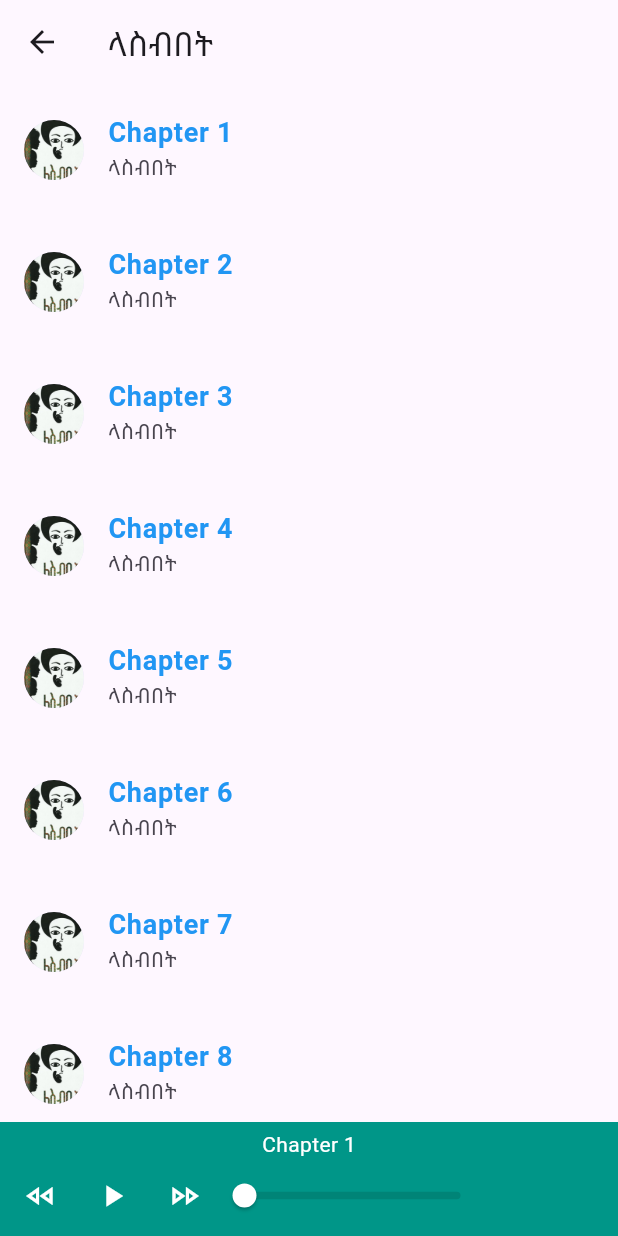
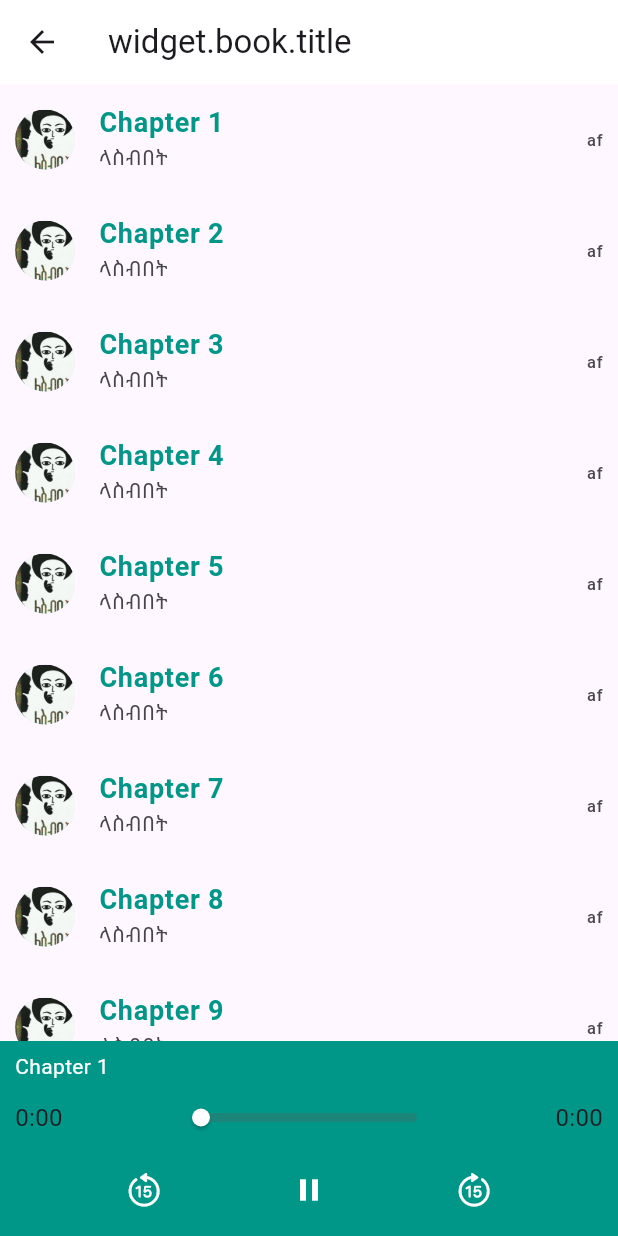
Before and after one commit to Selfmade-Cloud-Solutions/Brana, a Flutter app: the BookDetail screen opened directly with sample values from the repository, after a tap on "Listen", on a phone screen of 412 x 824 dp. Run offline on Flutter 3.47's test engine with Material 2 defaults, Android fonts, the light colour scheme and no system bars; our stand-ins replace anim_search_bar, google_fonts, google_nav_bar, just_audio; missing offline and left inert: audio_session.

Commit message:
Audioplayer

```diff
--- a/lib/audioplayer.dart
+++ b/lib/audioplayer.dart
@@ -1,12 +1,18 @@
 import 'package:brana_mobile/data.dart';
 import 'package:flutter/material.dart';
+import 'package:flutter/cupertino.dart';
 import 'package:just_audio/just_audio.dart';
 import 'package:audio_session/audio_session.dart';
+import 'package:path_provider/path_provider.dart';
+import 'package:flutter/services.dart' show rootBundle;
+import 'dart:typed_data';
+import 'dart:io';
+
 // import 'package:rxdart/rxdart.dart';
 
 class AudioPlayerPage extends StatefulWidget {
-  final Book book;
-  const AudioPlayerPage({super.key, required this.book});
+  // final Book book;
+  const AudioPlayerPage({super.key});
 
   @override
   State<AudioPlayerPage> createState() => _AudioPlayerPageState();
@@ -16,39 +22,79 @@ class _AudioPlayerPageState extends State<AudioPlayerPage>
     with WidgetsBindingObserver {
   Song? _currentSong;
   bool _isPlaying = false;
+  bool _isExpanded = false;
+  Color appBarColor = Colors.white;
+  late String appBarText;
+  Icon iconview = const Icon(Icons.arrow_back);
+  // late AudioPlayer audioPlayer;
+  final AudioPlayer audioPlayer = AudioPlayer();
+  final double _sliderValue = 0.0;
 
-  late AudioPlayer audioPlayer;
+  void init() async {
+    final session = await AudioSession.instance;
+    await session.configure(const AudioSessionConfiguration.speech());
+    // Listen to errors during playback.
+    audioPlayer.playbackEventStream.listen((event) {},
+        onError: (Object e, StackTrace stackTrace) {
+      print('A stream error occurred: $e');
+    });
+    try {
       final playlist = ConcatenatingAudioSource(
         useLazyPreparation: true,
         shuffleOrder: DefaultShuffleOrder(),
         children: [
+          // AudioSource.uri(Uri.parse(
+          //     "https://dl.espressif.com/dl/audio/ff-16b-2c-44100hz.aac")),
+          // AudioSource.uri(Uri.parse(
+          //     "https://s3.amazonaws.com/scifri-episodes/scifri20181123-episode.mp3")),
+          AudioSource.uri(Uri.parse('asset:///assets/audiobooks/1.mp3')),
+          AudioSource.uri(Uri.parse('asset:///assets/audiobooks/2.mp3')),
+          AudioSource.uri(Uri.parse('asset:///assets/audiobooks/3.mp3')),
           AudioSource.uri(Uri.parse('asset:///assets/audiobooks/4.mp3')),
-      AudioSource.uri(Uri.parse('asset:///assets/audiobooks/2.mp3')),
-      // AudioSource.uri(Uri.parse('asset:///assets/audiobooks/1.mp3')),
-      // AudioSource.uri(Uri.parse('asset:///assets/audiobooks/2.mp3')),
-      // AudioSource.uri(Uri.parse('asset:///assets/audiobooks/3.mp3')),
-      // AudioSource.uri(Uri.parse('asset:///assets/audiobooks/4.mp3')),
-      // AudioSource.uri(Uri.parse('asset:///assets/audiobooks/5.mp3')),
+          AudioSource.uri(Uri.parse('asset:///assets/audiobooks/5.mp3')),
+          AudioSource.uri(Uri.parse('asset:///assets/audiobooks/6.mp3')),
         ],
       );
-  @override
-  void initState() {
-    super.initState();
-    audioPlayer = AudioPlayer();
-    audioPlayer.setAudioSource(playlist);
-    // audioPlayer.setAsset('assets/audiobooks/4.mp3');
-    // ambiguate(WidgetsBinding.instance)!.addObserver(this);
-    // SystemChrome.setSystemUIOverlayStyle(const SystemUiOverlayStyle(
-    //   statusBarColor: Colors.black,
-    // ));
-    audioPlayer.positionStream.listen((position) {
-      setState(() {
-        _sliderValue = position.inMilliseconds.toDouble();
-      });
-    });
+      await audioPlayer.setAudioSource(playlist, initialIndex: 0);
+    } catch (e) {
+      print("Error loading audio source: $e");
+    }
+  }
 
-    // _init();
+  Future<Uint8List> loadAudioBytes(String assetPath) async {
+    final byteData = await rootBundle.load(assetPath);
+    return byteData.buffer.asUint8List();
   }
+
+  Future<String> createTemporaryFile(Uint8List audioBytes) async {
+    final Directory tempDir = await getTemporaryDirectory();
+    final String tempPath = tempDir.path;
+    final File tempFile = File('$tempPath/3.mp3');
+    await tempFile.writeAsBytes(audioBytes);
+    return tempFile.path;
+  }
+
+  void playAudioFromBytes(Uint8List audioBytes) async {
+    final String tempFilePath = await createTemporaryFile(audioBytes);
+    final audioSource = AudioSource.uri(Uri.file(tempFilePath));
+
+    await audioPlayer.setAudioSource(audioSource);
+    audioPlayer.play();
+    _isPlaying = true;
+  }
+
+  // @override
+  // void initState() {
+  //   super.initState();
+  //   audioPlayer = AudioPlayer();
+  //   audioPlayer.positionStream.listen((position) {
+  //     setState(() {
+  //       _sliderValue = position.inMilliseconds.toDouble();
+  //     });
+  //   });
+  //   init();
+  //   // audioPlayer.play();
+  // }
 
   void seekTo(double value) async {
     await audioPlayer.seek(Duration(milliseconds: value.toInt()));
@@ -62,18 +108,15 @@ class _AudioPlayerPageState extends State<AudioPlayerPage>
 
   void playAudio() async {
     await audioPlayer.play();
-
-    // await audioPlayer.setAudioSource(playlist,
-    //     initialIndex: 0, initialPosition: Duration.zero);
     setState(() {
-      _isPlaying = !_isPlaying;
+      _isPlaying = false;
     });
   }
 
   void pauseAudio() async {
     await audioPlayer.pause();
     setState(() {
-      _isPlaying = !_isPlaying;
+      _isPlaying = true;
     });
   }
 
@@ -82,35 +125,21 @@ class _AudioPlayerPageState extends State<AudioPlayerPage>
   }
 
   void seekAudio() async {
-    // await audioPlayer.seek(const Duration(seconds: 30));
-    await audioPlayer.seekToNext();
+    await audioPlayer
+        .seek(Duration(seconds: audioPlayer.position.inSeconds + 15));
   }
 
   void _selectSong(Song song) {
     setState(() {
       _currentSong = song;
-      _isPlaying = true;
+      _isPlaying = false;
     });
   }
 
-  Future<void> _init() async {
-    // Inform the operating system of our app's audio attributes etc.
-    // We pick a reasonable default for an app that plays speech.
-    final session = await AudioSession.instance;
-    await session.configure(const AudioSessionConfiguration.speech());
-    // Listen to errors during playback.
-    audioPlayer.playbackEventStream.listen((event) {},
-        onError: (Object e, StackTrace stackTrace) {
-      print('A stream error occurred: $e');
-    });
-    // Try to load audio from a source and catch any errors.
-    try {
-      // AAC example: https://dl.espressif.com/dl/audio/ff-16b-2c-44100hz.aac
-      await audioPlayer.setAudioSource(AudioSource.uri(Uri.parse(
-          "https://s3.amazonaws.com/scifri-episodes/scifri20181123-episode.mp3")));
-    } catch (e) {
-      print("Error loading audio source: $e");
-    }
+  String formatDuration(Duration duration) {
+    final minutes = duration.inMinutes;
+    final seconds = duration.inSeconds.remainder(60);
+    return '$minutes:${seconds.toString().padLeft(2, '0')}';
   }
 
   @override
@@ -123,24 +152,17 @@ class _AudioPlayerPageState extends State<AudioPlayerPage>
     }
   }
 
-  // Stream<PositionData> get _positionDataStream =>
-  //     Rx.combineLatest3<Duration, Duration, Duration?, PositionData>(
-  //         audioPlayer.positionStream,
-  //         audioPlayer.bufferedPositionStream,
-  //         audioPlayer.durationStream,
-  //         (position, bufferedPosition, duration) => PositionData(
-  //             position, bufferedPosition, duration ?? Duration.zero));
-
-  double _sliderValue = 0.0;
   @override
   Widget build(BuildContext context) {
     return Scaffold(
       appBar: AppBar(
-        title: Text(widget.book.title),
+        backgroundColor: appBarColor,
+        // shadowColor: appBarColor,
+        title: _isExpanded ? null : const Text("widget.book.title"),
         leading: IconButton(
-          icon: const Icon(Icons.arrow_back),
+          icon: iconview,
           onPressed: () {
-            Navigator.pop(context); // Navigate back to previous screen
+            _isExpanded ? (_isExpanded = !_isExpanded) : Navigator.pop(context);
           },
         ),
       ),
@@ -152,103 +174,154 @@ class _AudioPlayerPageState extends State<AudioPlayerPage>
               itemCount: songs.length,
               itemBuilder: (context, index) {
                 final song = songs[index];
-
                 return ListTile(
                   contentPadding: const EdgeInsets.symmetric(
-                      horizontal: 16.0, vertical: 8.0),
-                  // tileColor: Colors.grey[200],
+                      horizontal: 10.0, vertical: 1.0),
                   leading: CircleAvatar(
-                    // backgroundColor: Colors.black,
                     backgroundImage: AssetImage(song.albumCover),
                   ),
-                  // contentPadding: const EdgeInsets.all(6.0),
                   title: Text(
                     song.artist,
                     style: const TextStyle(
                       fontSize: 18.0,
                       fontWeight: FontWeight.bold,
-                      color: Colors.blue,
+                      color: Colors.teal,
                     ),
                   ),
                   subtitle: Text(song.title),
-                  onTap: () => _selectSong(song),
+                  trailing: const Text("af"),
+                  onTap: () async {
+                    _selectSong(song);
+                    final audioBytes = await loadAudioBytes(song.links);
+                    playAudioFromBytes(audioBytes);
+                  },
                 );
               },
             ),
           ),
-          Container(
+          GestureDetector(
+            onTap: () {
+              setState(() {
+                _isExpanded = !_isExpanded;
+                if (_isExpanded) {
+                  appBarColor = Colors.teal;
+                  iconview = const Icon(Icons.view_list);
+                } else {
+                  appBarColor = Colors.white;
+                  iconview = const Icon(Icons.arrow_back);
+                }
+              });
+            },
+            child: AnimatedContainer(
+              duration: const Duration(milliseconds: 300),
+              width: double.infinity,
+              height:
+                  _isExpanded ? MediaQuery.of(context).size.height - 56 : 130,
+              child: Container(
                 color: Colors.teal,
-            padding: const EdgeInsets.all(3.0),
+                padding: const EdgeInsets.fromLTRB(10, 5, 10, 0),
                 child: Column(
                   children: [
                     const SizedBox(height: 2.0),
+                    Row(
+                      mainAxisAlignment: MainAxisAlignment.spaceBetween,
+                      children: [
                         Text(
                           _currentSong?.artist ?? 'Chapter 1',
                           style: const TextStyle(
                             fontSize: 14.0,
                             color: Colors.white,
                           ),
+                        )
+                      ],
+                    ),
+                    SliderTheme(
+                      data: SliderTheme.of(context).copyWith(
+                        trackHeight: 6.0,
+                        thumbShape: const RoundSliderThumbShape(
+                            enabledThumbRadius: 6.0),
+                        rangeThumbShape: const RoundRangeSliderThumbShape(),
+                        rangeValueIndicatorShape:
+                            const PaddleRangeSliderValueIndicatorShape(),
+                      ),
+                      child: StreamBuilder<Duration>(
+                        stream: audioPlayer.positionStream,
+                        builder: (context, snapshot) {
+                          final position = snapshot.data ?? Duration.zero;
+                          final duration =
+                              audioPlayer.duration ?? Duration.zero;
+                          return Row(
+                            mainAxisAlignment: MainAxisAlignment.spaceBetween,
+                            children: [
+                              Text(
+                                formatDuration(position),
+                                style: const TextStyle(fontSize: 16),
+                              ),
+                              Slider(
+                                thumbColor: Colors.white,
+                                activeColor: Colors.amber,
+                                inactiveColor:
+                                    const Color.fromARGB(31, 230, 11, 11),
+                                value: position.inMilliseconds.toDouble(),
+                                min: 0.0,
+                                max: audioPlayer.duration?.inMilliseconds
+                                        .toDouble() ??
+                                    0.0,
+                                onChanged: (value) {
+                                  final newPosition =
+                                      Duration(milliseconds: value.floor());
+                                  audioPlayer.seek(newPosition);
+                                },
+                                onChangeEnd: (value) {
+                                  final newPosition =
+                                      Duration(milliseconds: value.floor());
+                                  audioPlayer.seek(newPosition);
+                                },
+                              ),
+                              Text(
+                                formatDuration(duration - position),
+                                style: const TextStyle(fontSize: 16),
+                              ),
+                            ],
+                          );
+                        },
+                      ),
                     ),
                     Row(
-                  mainAxisAlignment: MainAxisAlignment.start,
+                      mainAxisAlignment: MainAxisAlignment.spaceEvenly,
                       children: [
                         IconButton(
-                      icon: const Icon(Icons.fast_rewind_outlined),
-                      onPressed: () {
-                        // Handle previous song logic
-                      },
+                          icon: const Icon(CupertinoIcons.gobackward_15),
+                          onPressed: () {},
                           color: Colors.white,
                         ),
                         IconButton(
                           icon: Icon(
-                        _isPlaying ? Icons.pause : Icons.play_arrow,
+                            _isPlaying ? Icons.play_arrow : Icons.pause,
                           ),
                           onPressed: () {
-                        if (_isPlaying) {
+                            if (!_isPlaying) {
+                              playAudio();
+                            } else {
                               pauseAudio();
-                        } else {
-                          playAudio();
                             }
                           },
                           color: Colors.white,
                         ),
                         IconButton(
-                      icon: const Icon(Icons.fast_forward_outlined),
+                          icon: const Icon(CupertinoIcons.goforward_15),
                           onPressed: () {
                             seekAudio();
                           },
                           color: Colors.white,
                         ),
-                    SliderTheme(
-                      data: SliderTheme.of(context).copyWith(
-                        trackHeight: 5.0,
-                        thumbShape: const RoundSliderThumbShape(
-                            enabledThumbRadius: 8.0),
-                        overlayShape:
-                            const RoundSliderOverlayShape(overlayRadius: 16.0),
-                      ),
-                      child: Slider(
-                        thumbColor: Colors.white,
-                        activeColor: Colors.amber,
-                        inactiveColor: Colors.black12,
-                        value: 0.0,
-                        min: 0.0,
-                        max: 1000,
-                        onChanged: (value) {
-                          setState(() {
-                            _sliderValue = value;
-                          });
-                        },
-                        onChangeEnd: (value) {
-                          seekTo(value);
-                        },
-                      ),
-                    )
                       ],
                     ),
                   ],
                 ),
               ),
+            ),
+          )
         ],
       ),
     );
@@ -259,8 +332,13 @@ class Song {
   final String title;
   final String artist;
   final String albumCover;
+  final String links;
 
-  Song({required this.title, required this.artist, required this.albumCover});
+  Song(
+      {required this.title,
+      required this.artist,
+      required this.albumCover,
+      required this.links});
 }
 
 final List<Song> songs = [
@@ -268,45 +346,54 @@ final List<Song> songs = [
     title: 'ላስብበት',
     artist: 'Chapter 1',
     albumCover: 'assets/books/ላስብበት.jpg',
+    links: 'assets/audiobooks/1.mp3',
   ),
   Song(
     title: 'ላስብበት',
     artist: 'Chapter 2',
     albumCover: 'assets/books/ላስብበት.jpg',
+    links: 'assets/audiobooks/3.mp3',
   ),
   Song(
     title: 'ላስብበት',
     artist: 'Chapter 3',
     albumCover: 'assets/books/ላስብበት.jpg',
+    links: 'assets/audiobooks/4.mp3',
   ),
   Song(
     title: 'ላስብበት',
     artist: 'Chapter 4',
     albumCover: 'assets/books/ላስብበት.jpg',
+    links: 'assets/audiobooks/5.mp3',
   ),
   Song(
     title: 'ላስብበት',
     artist: 'Chapter 5',
     albumCover: 'assets/books/ላስብበት.jpg',
+    links: 'assets/audiobooks/6.mp3',
   ),
   Song(
     title: 'ላስብበት',
     artist: 'Chapter 6',
     albumCover: 'assets/books/ላስብበት.jpg',
+    links: 'assets/audiobooks/6.mp3',
   ),
   Song(
     title: 'ላስብበት',
     artist: 'Chapter 7',
     albumCover: 'assets/books/ላስብበት.jpg',
+    links: 'assets/audiobooks/2.mp3',
   ),
   Song(
     title: 'ላስብበት',
     artist: 'Chapter 8',
     albumCover: 'assets/books/ላስብበት.jpg',
+    links: 'assets/audiobooks/2.mp3',
   ),
   Song(
     title: 'ላስብበት',
     artist: 'Chapter 9',
     albumCover: 'assets/books/ላስብበት.jpg',
+    links: 'assets/audiobooks/2.mp3',
   ),
 ];
--- a/lib/book_detail.dart
+++ b/lib/book_detail.dart
@@ -164,7 +164,7 @@ class BookDetail extends StatelessWidget {
                           onPressed: () => Navigator.of(context).push(
                               MaterialPageRoute(
                                   builder: (context) =>
-                                      AudioPlayerPage(book: book))),
+                                      AudioPlayerPage())),
                           // onPressed: () {
                           //   // String dataToSend = "This Is the Data to send";
                           //   Navigator.push(
@@ -239,7 +239,7 @@ class BookDetail extends StatelessWidget {
           //     ),
           //   ),
           // ),
-        ],
+        ]
       ),
     );
   }
--- a/lib/main.dart
+++ b/lib/main.dart
@@ -2,6 +2,7 @@
 // import 'package:brana_mobile/audioplayer.dart';
 // import 'package:brana_mobile/audioplayer.dart';
 // import 'package:brana_mobile/test.dart';
+import 'package:brana_mobile/audioplayer.dart';
 import 'package:flutter/material.dart';
 import 'screens/onboarding/onboarding.dart';
 
@@ -75,8 +76,8 @@ class App extends StatelessWidget {
         primarySwatch: Colors.blue,
         useMaterial3: true,
       ),
-      home: const Splashscreen(),
-          // home: const AudioPlayerPage(),
+      // home: const Splashscreen(),
+          home: const AudioPlayerPage(),
 
       debugShowCheckedModeBanner: false,
     );
--- a/pubspec.yaml
+++ b/pubspec.yaml
@@ -38,6 +38,7 @@ dependencies:
   animate_do: ^3.0.2
   audio_session: ^0.1.16
   rxdart: ^0.27.7
+  audio_service: ^0.18.11
 
 
 
```
Also changed, not shown: pubspec.lock, 2 other files. Lines whose indentation alone changed are shown as unchanged.
